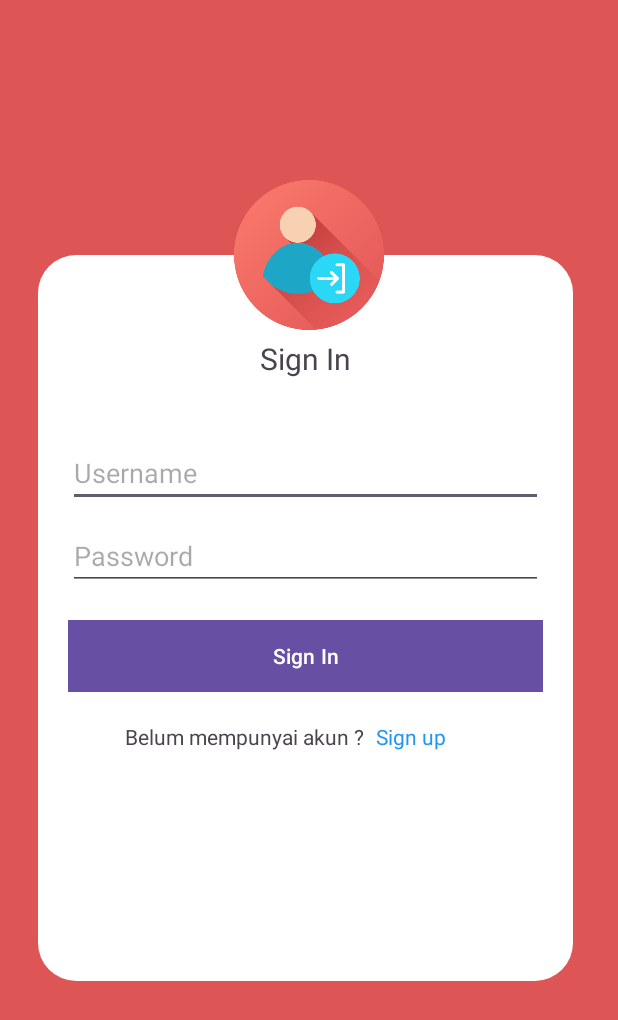
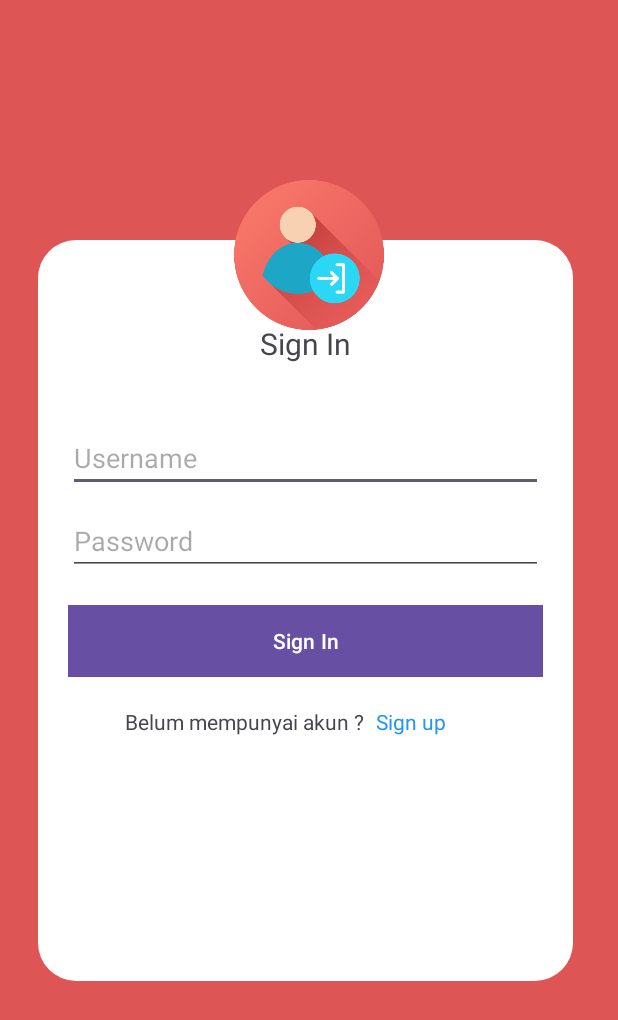
Before and after one commit to Bayusatriooo/TA-PM-TK22A-REMBO2, an Android app: the screen it shows after launch (LoginActivity), on a phone screen of 412 x 824 dp. Shown: the top 1020 px of the screen. Run offline under Robolectric (Android 15) with nearby library versions, the phone set to English and light mode, and no system bars; 1 statement that could not run was skipped.

Commit message:
master : merubah margin top di login xml

```diff
--- a/program/app/src/main/res/layout/activity_login.xml
+++ b/program/app/src/main/res/layout/activity_login.xml
@@ -18,7 +18,7 @@
             android:layout_width="match_parent"
             android:layout_height="match_parent"
             android:layout_marginLeft="25dp"
-            android:layout_marginTop="170dp"
+            android:layout_marginTop="160dp"
             android:layout_marginRight="30dp"
             android:layout_marginBottom="170dp"
             android:background="@drawable/bacground"
```
Also changed, not shown: 1 other file.
